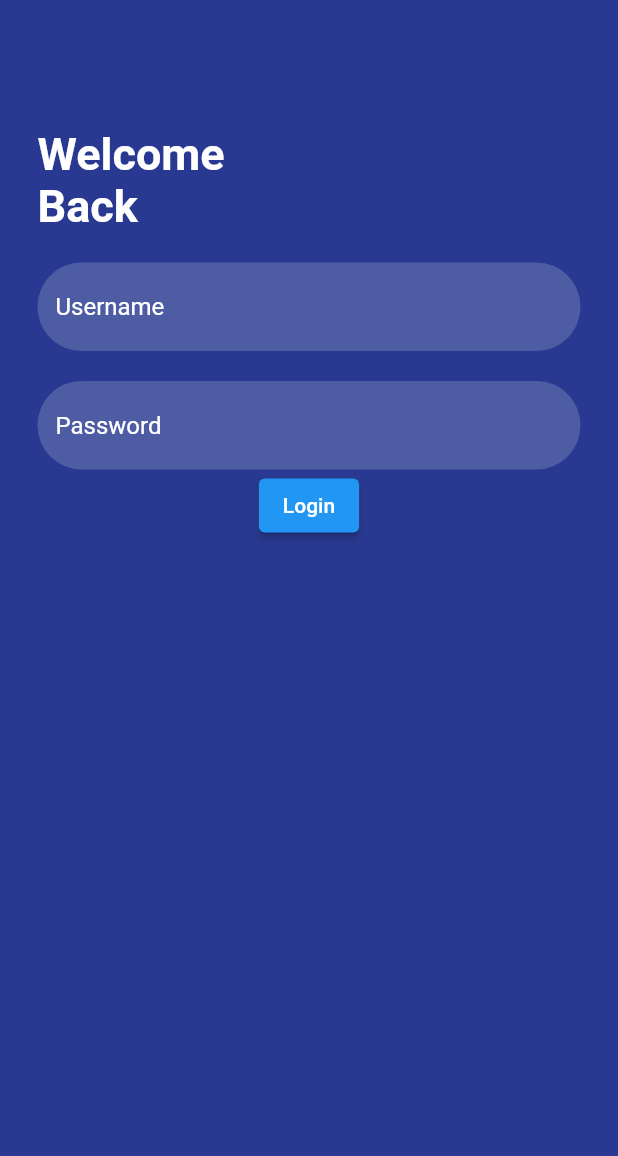
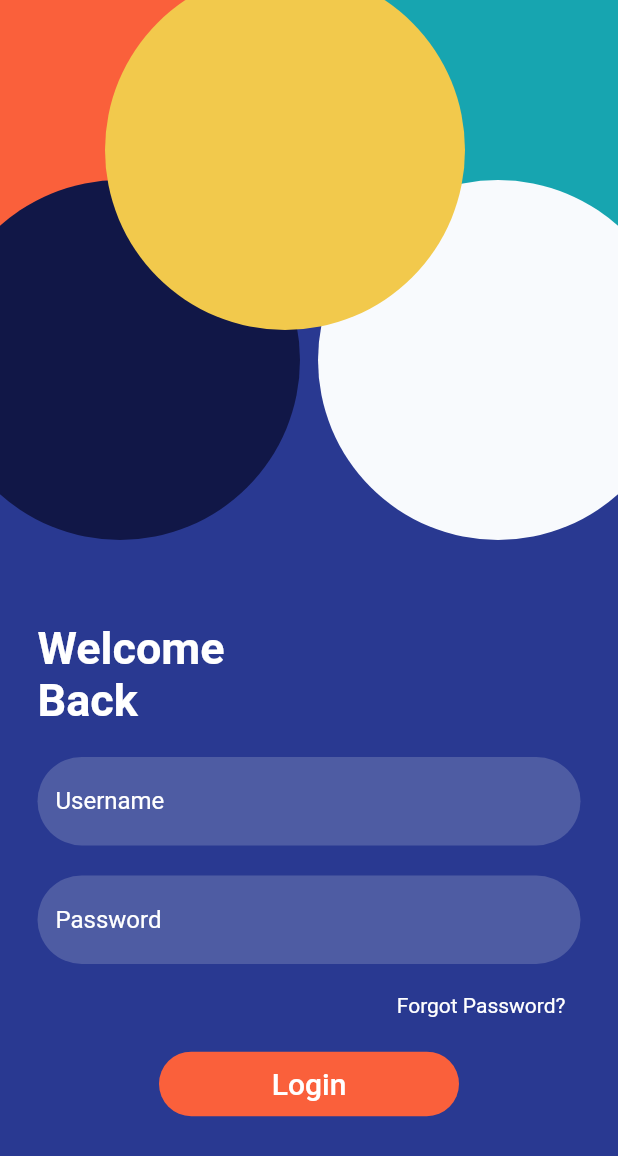
Before and after one commit to MalayanCollegesMindanao/Object-Oriented-Programming-Snippets, a Flutter app: the screen it shows after launch, on a phone screen of 412 x 824 dp. Shown: the top 1156 px of the screen. Run offline on Flutter 3.47's test engine with Material 2 defaults, Android fonts, the phone set to English and light mode, and no system bars.

Commit message:
M2: Lecture 19, finished login app

```diff
--- a/module-2/login-screen/practice/lib/login_screen.dart
+++ b/module-2/login-screen/practice/lib/login_screen.dart
@@ -7,7 +7,54 @@ class LoginScreen extends StatelessWidget {
   @override
   Widget build(BuildContext context) {
     return Scaffold(
-      body: Padding(
+      body: Stack(
+        children: [
+          Positioned(
+            top: -40,
+            left: -40,
+            child: CircleAvatar(
+              backgroundColor: Color(0xFFFA603B),
+              minRadius: 120,
+            ),
+          ),
+          Positioned(
+            top: -40,
+            right: -40,
+            child: CircleAvatar(
+              backgroundColor: Color(0xFF17A5B0),
+              minRadius: 120,
+            ),
+          ),
+          Positioned(
+            top: 120,
+            right: -40,
+            child: CircleAvatar(
+              backgroundColor: Color(0xFFF8FAFD),
+              minRadius: 120,
+            ),
+          ),
+          Positioned(
+            top: 120,
+            left: -40,
+            child: CircleAvatar(
+              backgroundColor: Color(0xFF111747),
+              minRadius: 120,
+            ),
+          ),
+          Positioned(
+            top: -20,
+            left: 70,
+            child: CircleAvatar(
+              backgroundColor: Color(0xFFF2C94C), //Dark Blue
+              minRadius: 120,
+            ),
+          ),
+          Positioned(
+            bottom: 0,
+            child: SizedBox(
+              height: MediaQuery.of(context).size.height * 0.6,
+              width: MediaQuery.of(context).size.width,
+              child: Padding(
                 padding: EdgeInsets.symmetric(vertical: 85, horizontal: 25),
                 child: Column(
                   children: [
@@ -51,14 +98,48 @@ class LoginScreen extends StatelessWidget {
                         filled: true,
                       ),
                     ),
-            ElevatedButton(
-              child: Text('Login'),
+                    Container(
+                      width: double.infinity,
+                      padding:
+                          EdgeInsets.symmetric(vertical: 20, horizontal: 10),
+                      child: GestureDetector(
+                        child: Text(
+                          'Forgot Password?',
+                          textAlign: TextAlign.right,
+                          style: TextStyle(color: Colors.white),
+                        ),
+                        onTap: () {
+                          print('Forgot password button was clicked.');
+                        },
+                      ),
+                    ),
+                    SizedBox(
+                      width: 200,
+                      child: ElevatedButton(
+                        child: Text('Login', style: TextStyle(fontSize: 20)),
+                        style: ButtonStyle(
+                          padding:
+                              MaterialStateProperty.all(EdgeInsets.all(10)),
+                          elevation: MaterialStateProperty.all(0),
+                          shape: MaterialStateProperty.all(
+                            RoundedRectangleBorder(
+                              borderRadius: BorderRadius.circular(32.0),
+                            ),
+                          ),
+                          backgroundColor:
+                              MaterialStateProperty.all(Color(0xFFFA603B)),
+                        ),
                         onPressed: () {
                           print('Loggin in');
                         },
                       ),
+                    ),
                   ],
                 ),
+              ),
+            ),
+          ),
+        ],
       ),
     );
   }
```
Lines whose indentation alone changed are shown as unchanged.
